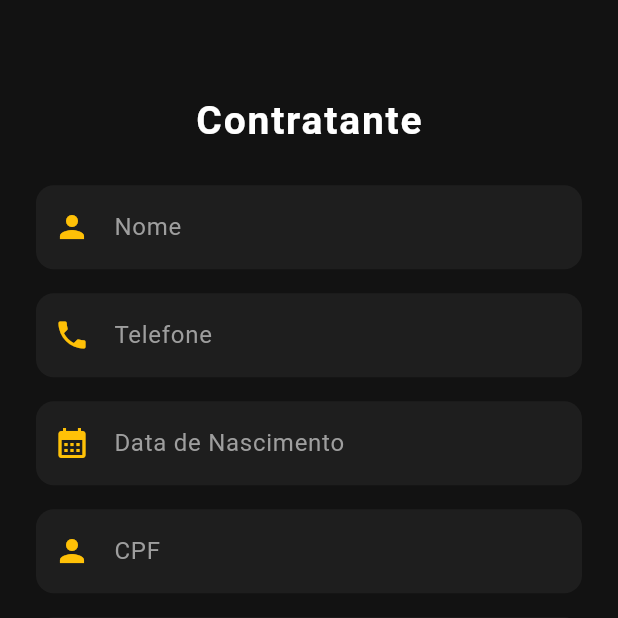
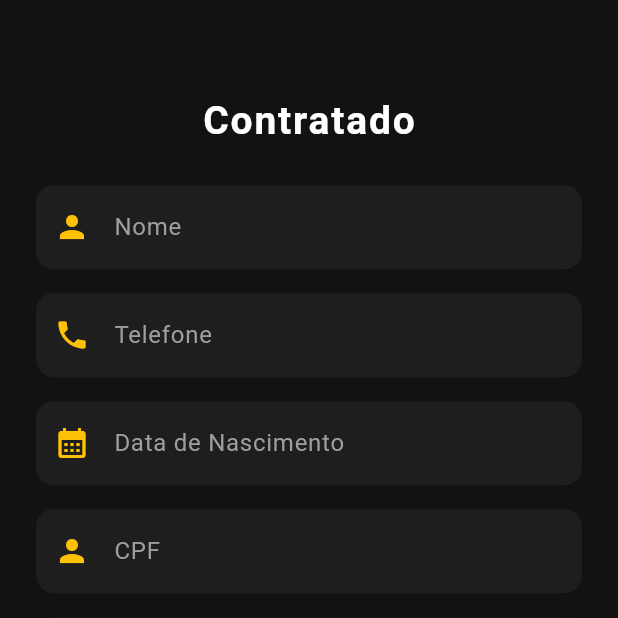
Before and after one commit to G4BR13L-R/WorkMatchApp, a Flutter app: the RegisterContratado screen opened by its route, on a phone screen of 412 x 824 dp, the top half of it. Run offline on Flutter 3.47's test engine with Material 3 defaults, Android fonts, the phone set to English and light mode, and no system bars; our stand-ins replace flutter_dotenv, flutter_secure_storage, flutter_typeahead, mask_text_input_formatter; accounts and stored records are empty.

Commit message:
Corrigido titulo da pagina

```diff
--- a/lib/ui/screens/contratado/register_contratado.dart
+++ b/lib/ui/screens/contratado/register_contratado.dart
@@ -50,7 +50,7 @@ class _RegisterContratadoState extends State<RegisterContratado> {
             child: Column(
               crossAxisAlignment: CrossAxisAlignment.center,
               children: [
-                Text("Contratante", style: AppTextStyles.title.copyWith(fontSize: 26)),
+                Text("Contratado", style: AppTextStyles.title.copyWith(fontSize: 26)),
                 const SizedBox(height: 24),
 
                 CustomTextField(hintText: "Nome", icon: Icons.person, controller: _nomeController),
```
